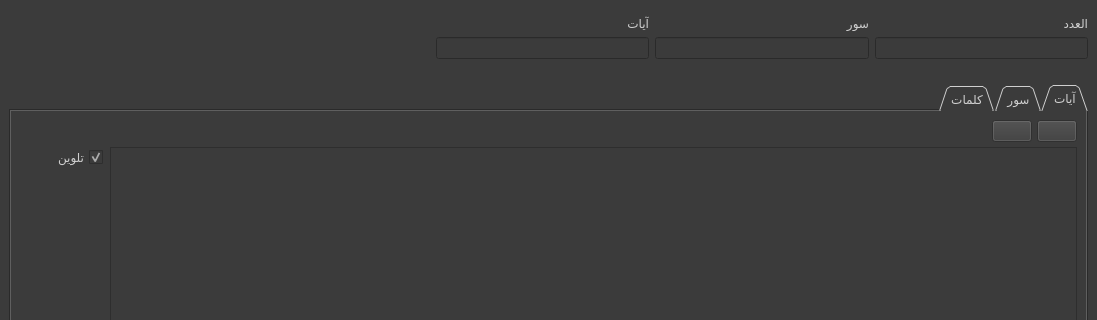
This is gui/main_screen.ui in masalha-alaa/quran-counter as Qt 5 draws it before an edit; both pictures show x 0 to 1097 and y 116 to 436 of the 1097 by 701 pixel window. The edited form follows.
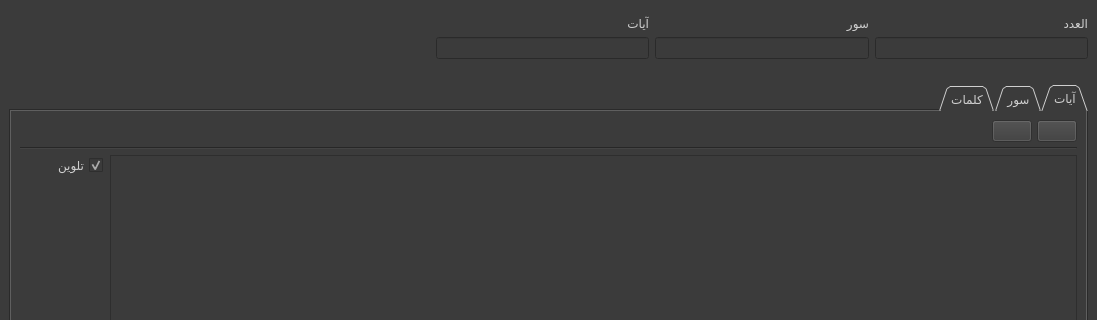
This is the edited form. The open tabs and pages were chosen to show the change. Icons and pictures are not drawn.

Patch:
```diff
--- a/gui/main_screen.ui
+++ b/gui/main_screen.ui
@@ -520,6 +520,13 @@
             </item>
            </layout>
           </item>
+          <item>
+           <widget class="Line" name="line_3">
+            <property name="orientation">
+             <enum>Qt::Horizontal</enum>
+            </property>
+           </widget>
+          </item>
           <item>
            <layout class="QHBoxLayout" name="horizontalLayout_5">
             <property name="spacing">
```
Left out of the diff: 16 changed lines with no effect on the pictures.
